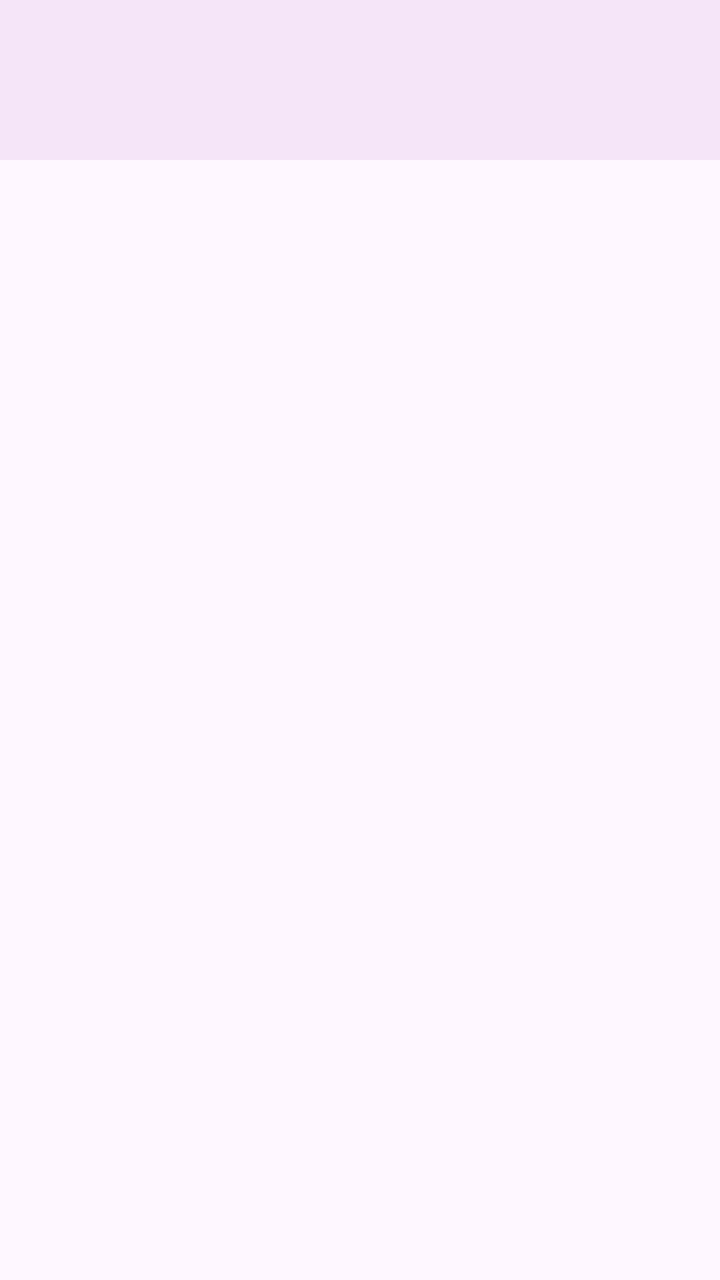
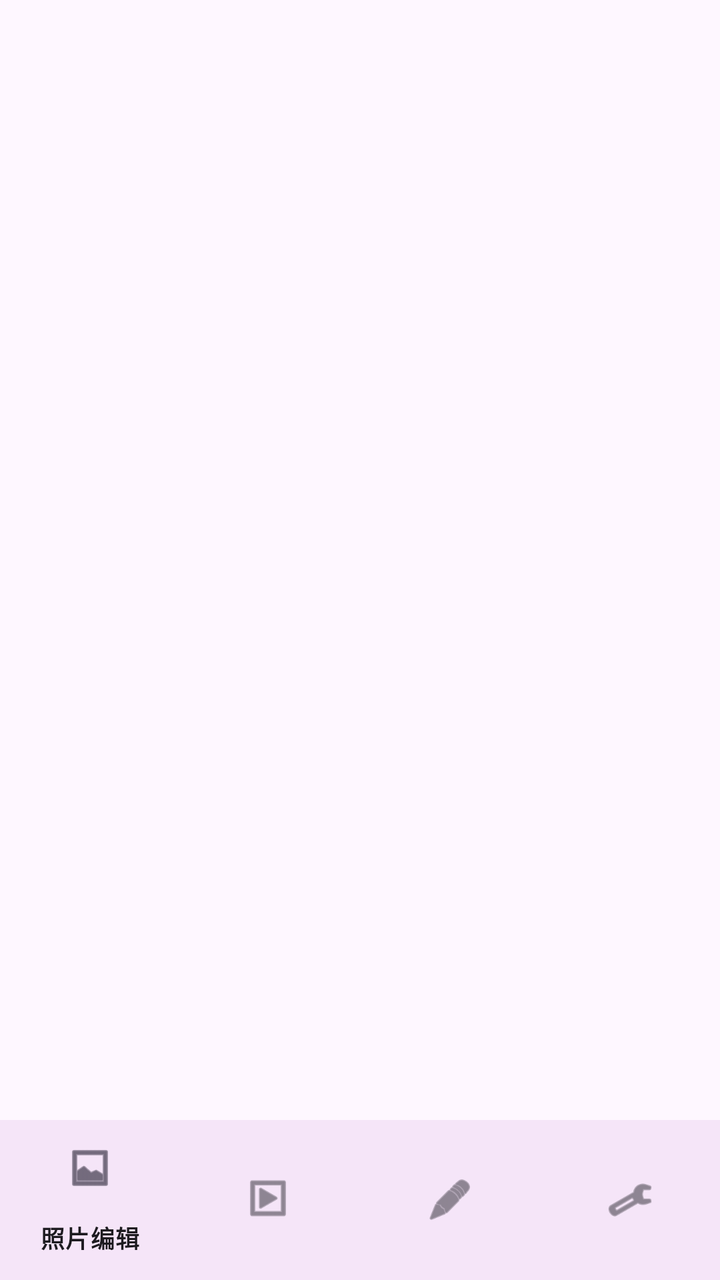

The first picture is an Android layout as it rendered before a commit; the second is the same layout after the commit. The layout source and the unified diff follow.
<!-- AndroidManifest.xml: application theme Theme.MagicBeauty -->
<!-- res/layout/activity_main.xml -->
<?xml version="1.0" encoding="utf-8"?>
<androidx.constraintlayout.widget.ConstraintLayout
    xmlns:android="http://schemas.android.com/apk/res/android"
    xmlns:app="http://schemas.android.com/apk/res/android"
    android:layout_width="match_parent"
    android:layout_height="match_parent">

    <FrameLayout
        android:id="@+id/container"
        android:layout_width="match_parent"
        android:layout_height="0dp"
        app:layout_constraintTop_toTopOf="parent"
        app:layout_constraintBottom_toTopOf="@id/bottom_nav" />

    <com.google.android.material.bottomnavigation.BottomNavigationView
        android:id="@+id/bottom_nav"
        android:layout_width="match_parent"
        android:layout_height="wrap_content"
        android:background="?android:attr/windowBackground"
        app:menu="@menu/bottom_nav"
        app:layout_constraintBottom_toBottomOf="parent" />

</androidx.constraintlayout.widget.ConstraintLayout>
<!-- resources referenced by this layout -->
<resources>
  <style name="Theme.MagicBeauty" parent="Theme.Material3.DayNight.NoActionBar">
          <item name="colorPrimary">@color/purple_500</item>
          <item name="colorPrimaryDark">@color/purple_700</item>
          <item name="colorAccent">@color/purple_500</item>
      </style>
  <color name="purple_500">#9C27B0</color>
  <color name="purple_700">#6A1B9A</color>
</resources>

<!-- the commit's change to res/layout/activity_main.xml (unified diff, before → after) -->
@@ -1,7 +1,7 @@
 <?xml version="1.0" encoding="utf-8"?>
 <androidx.constraintlayout.widget.ConstraintLayout
     xmlns:android="http://schemas.android.com/apk/res/android"
-    xmlns:app="http://schemas.android.com/apk/res/android"
+    xmlns:app="http://schemas.android.com/apk/res-auto"
     android:layout_width="match_parent"
     android:layout_height="match_parent">
 
